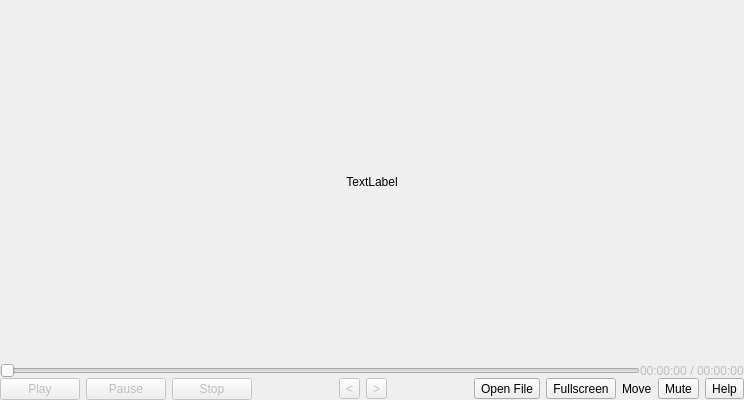
Old version of the form src/player/player.ui in the repository vkohaupt/vokoscreenNG.
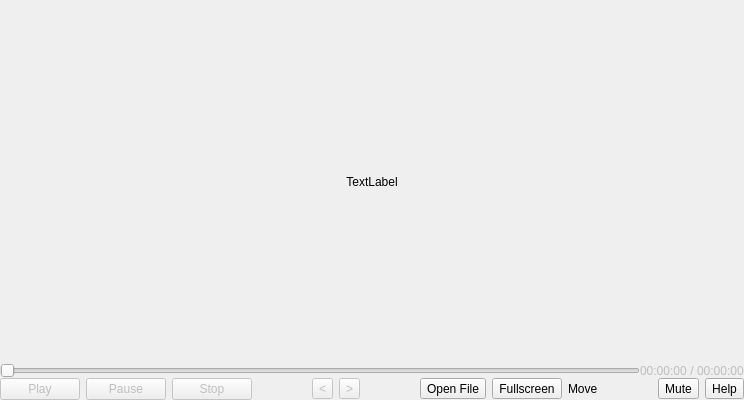
New version of the form. Custom widgets are drawn as their Qt base class.

Commit message: Player: add spezialslider

What changed in the file:
```diff
--- a/src/player/player.ui
+++ b/src/player/player.ui
@@ -318,6 +318,19 @@
               </property>
              </widget>
             </item>
+            <item>
+             <spacer name="horizontalSpacer">
+              <property name="orientation">
+               <enum>Qt::Horizontal</enum>
+              </property>
+              <property name="sizeHint" stdset="0">
+               <size>
+                <width>40</width>
+                <height>20</height>
+               </size>
+              </property>
+             </spacer>
+            </item>
             <item>
              <widget class="QToolButton" name="toolButtonMute">
               <property name="toolTip">
```
The commit also changes 1 other file.
